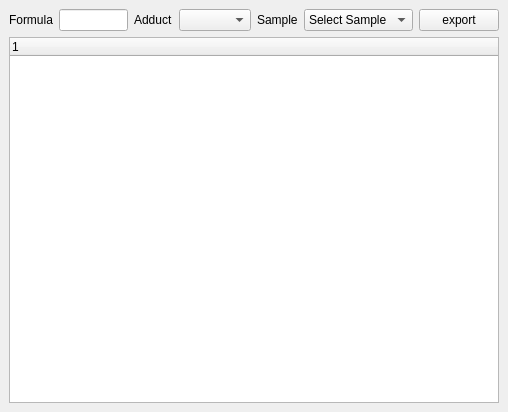
The window that src/maven/forms/isotopeswidget.ui (eugenemel/maven) describes before a commit, drawn with Qt 5.
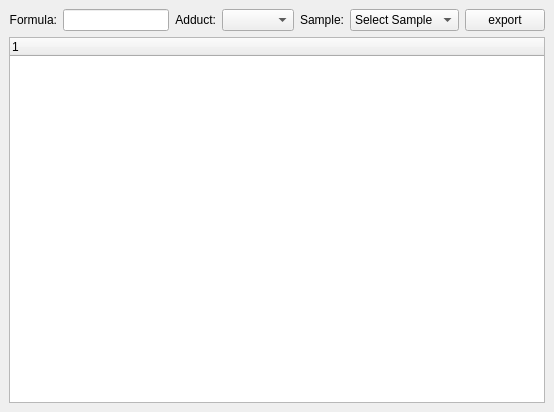
The same window after the commit.

Commit message: Issue 693: Update layout parameters in isotopeswidget.

The edit to the form file:
```diff
--- a/src/maven/forms/isotopeswidget.ui
+++ b/src/maven/forms/isotopeswidget.ui
@@ -6,7 +6,7 @@
    <rect>
     <x>0</x>
     <y>0</y>
-    <width>508</width>
+    <width>554</width>
     <height>412</height>
    </rect>
   </property>
@@ -22,12 +22,22 @@
   <widget class="QWidget" name="dockWidgetContents">
    <layout class="QGridLayout" name="gridLayout_2">
     <item row="1" column="1">
-     <widget class="QLineEdit" name="formula"/>
+     <widget class="QLineEdit" name="formula">
+      <property name="sizePolicy">
+       <sizepolicy hsizetype="Preferred" vsizetype="Fixed">
+        <horstretch>0</horstretch>
+        <verstretch>0</verstretch>
+       </sizepolicy>
+      </property>
+     </widget>
     </item>
     <item row="1" column="4">
      <widget class="QLabel" name="lblSample">
       <property name="text">
-       <string>Sample</string>
+       <string>Sample:</string>
+      </property>
+      <property name="alignment">
+       <set>Qt::AlignRight|Qt::AlignTrailing|Qt::AlignVCenter</set>
       </property>
      </widget>
     </item>
@@ -37,7 +47,10 @@
     <item row="1" column="2">
      <widget class="QLabel" name="label_2">
       <property name="text">
-       <string>Adduct</string>
+       <string>Adduct:</string>
+      </property>
+      <property name="alignment">
+       <set>Qt::AlignRight|Qt::AlignTrailing|Qt::AlignVCenter</set>
       </property>
      </widget>
     </item>
@@ -51,7 +64,10 @@
     <item row="1" column="0">
      <widget class="QLabel" name="label">
       <property name="text">
-       <string>Formula</string>
+       <string>Formula:</string>
+      </property>
+      <property name="alignment">
+       <set>Qt::AlignRight|Qt::AlignTrailing|Qt::AlignVCenter</set>
       </property>
      </widget>
     </item>
@@ -66,6 +82,12 @@
     </item>
     <item row="1" column="5">
      <widget class="QComboBox" name="cmbSampleName">
+      <property name="sizePolicy">
+       <sizepolicy hsizetype="Expanding" vsizetype="Fixed">
+        <horstretch>0</horstretch>
+        <verstretch>0</verstretch>
+       </sizepolicy>
+      </property>
       <item>
        <property name="text">
         <string>Select Sample</string>
```
